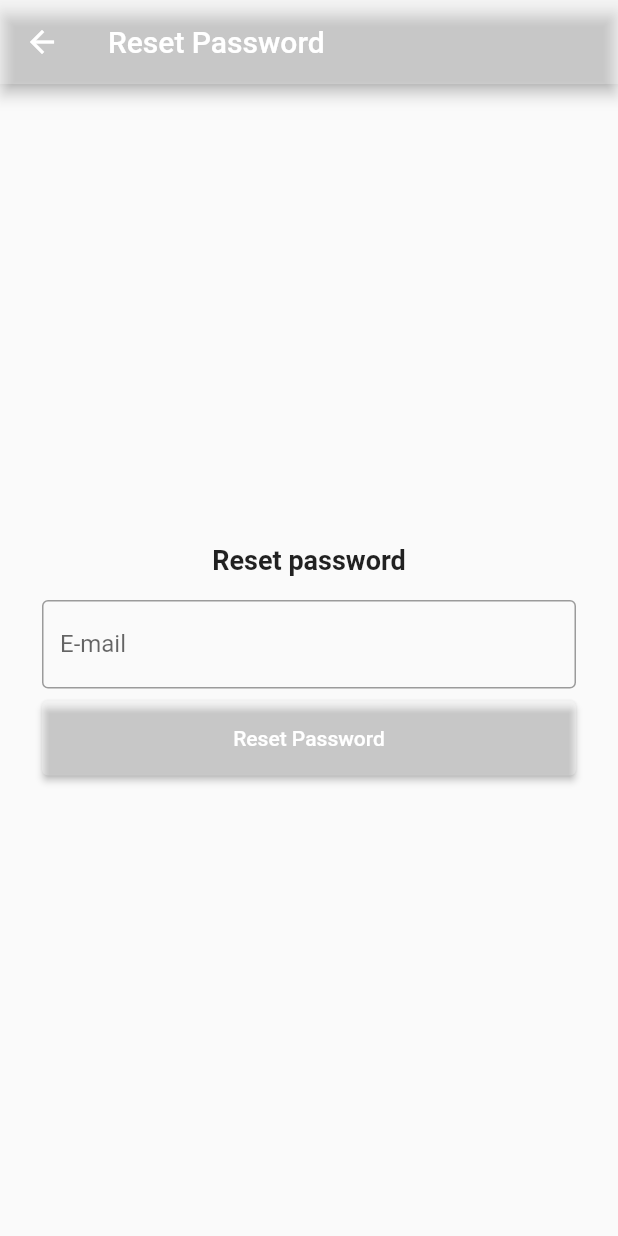
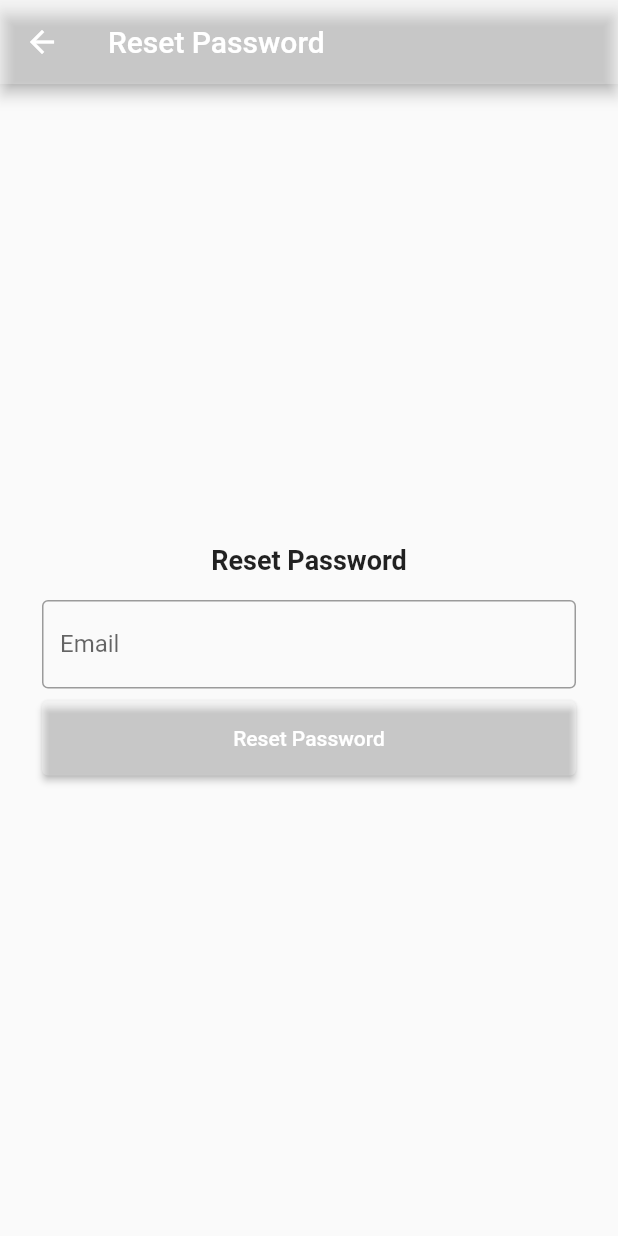
Before and after one commit to AlexandraDamaschin/SkipToTheFuture-Frontend, a Flutter app: the screen it shows after launch, after a tap on "Reset Password", on a phone screen of 412 x 824 dp. Run offline on Flutter 3.47's test engine with Material 2 defaults, Android fonts, the phone set to English and light mode, and no system bars; our stand-ins replace parse_server_sdk_flutter; network calls fail.

Commit message:
Internationalizing app (#17)
* Add translations

* Add translations in all app

```diff
--- a/lib/login/login.dart
+++ b/lib/login/login.dart
@@ -4,6 +4,7 @@ import 'package:parse_server_sdk_flutter/parse_server_sdk.dart';
 import 'package:skip_to_the_future_app/projects/projects.dart';
 import 'package:skip_to_the_future_app/register/register.dart';
 import 'package:skip_to_the_future_app/login/reset_password.dart';
+import 'package:skip_to_the_future_app/translations/localizations.dart';
 import '../common/message.dart';
 
 class LoginPage extends StatefulWidget {
@@ -21,17 +22,20 @@ class _LoginPageState extends State<LoginPage> {
     return Scaffold(
         appBar: AppBar(
           backgroundColor: Colors.white24,
-          title: const Text('Volunteer with us'),
+          title:
+              Text(AppLocalizations.of(context).translate('volunteer_with_us')),
         ),
         body: LayoutBuilder(builder: (context, constrains) {
           return Center(
               child: SingleChildScrollView(
-              padding: const EdgeInsets.all(8),
+                  padding: EdgeInsets.all(8),
                   child: Column(
                     crossAxisAlignment: CrossAxisAlignment.stretch,
                     children: [
                       Center(
-                    child: const Text('Volunteer with us',
+                        child: Text(
+                            AppLocalizations.of(context)
+                                .translate('volunteer_with_us'),
                             style: TextStyle(
                                 fontSize: 18, fontWeight: FontWeight.bold)),
                       ),
@@ -51,7 +55,8 @@ class _LoginPageState extends State<LoginPage> {
                           decoration: InputDecoration(
                               border: OutlineInputBorder(
                                   borderSide: BorderSide(color: Colors.black)),
-                          labelText: 'Username'),
+                              labelText: AppLocalizations.of(context)
+                                  .translate('username')),
                         ),
                       ),
                       SizedBox(
@@ -71,7 +76,8 @@ class _LoginPageState extends State<LoginPage> {
                           decoration: InputDecoration(
                               border: OutlineInputBorder(
                                   borderSide: BorderSide(color: Colors.black)),
-                          labelText: 'Password'),
+                              labelText: AppLocalizations.of(context)
+                                  .translate('password')),
                         ),
                       ),
                       SizedBox(
@@ -86,7 +92,8 @@ class _LoginPageState extends State<LoginPage> {
                           style: ElevatedButton.styleFrom(
                             primary: Colors.white24,
                           ),
-                      child: const Text('Login'),
+                          child: Text(
+                              AppLocalizations.of(context).translate('login')),
                           onPressed: isLoggedIn ? null : () => doUserLogin(),
                         ),
                       ),
@@ -102,7 +109,8 @@ class _LoginPageState extends State<LoginPage> {
                           style: ElevatedButton.styleFrom(
                             primary: Colors.white24,
                           ),
-                      child: const Text('Sign Up'),
+                          child: Text(AppLocalizations.of(context)
+                              .translate('sign_up')),
                           onPressed: () => navigateToSignUp(),
                         ),
                       ),
@@ -118,14 +126,12 @@ class _LoginPageState extends State<LoginPage> {
                             style: ElevatedButton.styleFrom(
                               primary: Colors.white24,
                             ),
-                      child: const Text('Reset Password'),
+                            child: Text(AppLocalizations.of(context)
+                                .translate('reset_password')),
                             onPressed: () => navigateToResetPassword(),
-                    ),
-                  )
+                          ))
                     ],
-              ),
-            ),
-          );
+                  )));
         }));
   }
 
--- a/lib/login/reset_password.dart
+++ b/lib/login/reset_password.dart
@@ -1,6 +1,7 @@
 import 'package:flutter/cupertino.dart';
 import 'package:flutter/material.dart';
 import 'package:parse_server_sdk_flutter/parse_server_sdk.dart';
+import 'package:skip_to_the_future_app/translations/localizations.dart';
 
 import '../common/message.dart';
 
@@ -17,7 +18,7 @@ class _ResetPasswordPageState extends State<ResetPasswordPage> {
     return Scaffold(
         appBar: AppBar(
           backgroundColor: Colors.white24,
-          title: Text('Reset Password'),
+          title: Text(AppLocalizations.of(context).translate('reset_password')),
         ),
         body: LayoutBuilder(builder: (context, constrains) {
           return Center(
@@ -26,14 +27,15 @@ class _ResetPasswordPageState extends State<ResetPasswordPage> {
             child: Column(
               crossAxisAlignment: CrossAxisAlignment.stretch,
               children: [
-                  Center(
-                    child: const Text('Reset password',
-                        style: TextStyle(
-                            fontSize: 18, fontWeight: FontWeight.bold)),
-                  ),
-                  SizedBox(
-                    height: (constrains.maxWidth < 700) ? 16 : 48,
-                  ),
+                Center(
+                  child: Text(
+                      AppLocalizations.of(context).translate('reset_password'),
+                      style:
+                          TextStyle(fontSize: 18, fontWeight: FontWeight.bold)),
+                ),
+                SizedBox(
+                  height: (constrains.maxWidth < 700) ? 16 : 48,
+                ),
                 Container(
                   margin: (constrains.maxWidth < 700)
                       ? EdgeInsets.only(right: 20, left: 20)
@@ -46,7 +48,8 @@ class _ResetPasswordPageState extends State<ResetPasswordPage> {
                     decoration: InputDecoration(
                         border: OutlineInputBorder(
                             borderSide: BorderSide(color: Colors.black)),
-                        labelText: 'E-mail'),
+                        labelText:
+                            AppLocalizations.of(context).translate('email')),
                   ),
                 ),
                 SizedBox(
@@ -61,7 +64,8 @@ class _ResetPasswordPageState extends State<ResetPasswordPage> {
                     style: ElevatedButton.styleFrom(
                       primary: Colors.white24,
                     ),
-                    child: const Text('Reset Password'),
+                    child: Text(AppLocalizations.of(context)
+                        .translate('reset_password')),
                     onPressed: () => doUserResetPassword(),
                   ),
                 )
@@ -77,7 +81,8 @@ class _ResetPasswordPageState extends State<ResetPasswordPage> {
     if (parseResponse.success) {
       Message.showSuccess(
           context: context,
-          message: 'Password reset instructions have been sent to email!',
+          message: AppLocalizations.of(context)
+              .translate('password_reset_instructions'),
           onPressed: () {
             Navigator.of(context).pop();
           });
--- a/lib/main.dart
+++ b/lib/main.dart
@@ -1,8 +1,10 @@
 import 'package:flutter/material.dart';
+import 'package:flutter_localizations/flutter_localizations.dart';
 import 'package:parse_server_sdk_flutter/parse_server_sdk.dart';
 import 'package:skip_to_the_future_app/login/login.dart';
 import 'common/constants.dart';
 import 'projects/projects.dart';
+import 'translations/localizations.dart';
 
 void main() async {
   WidgetsFlutterBinding.ensureInitialized();
@@ -10,7 +12,7 @@ void main() async {
   await Parse().initialize(kParseApplicationId, kParseApiUrl,
       clientKey: kParseClientKey);
 
-  runApp(MaterialApp(title: 'SignUp', home: MyApp()));
+  runApp(MaterialApp(title: 'Sign Up', home: MyApp()));
 }
 
 class MyApp extends StatelessWidget {
@@ -19,13 +21,11 @@ class MyApp extends StatelessWidget {
     if (currentUser == null) {
       return false;
     }
-    //Checks whether the user's session token is valid
     final ParseResponse parseResponse =
         await ParseUser.getCurrentUserFromServer(
             currentUser.get<String>('sessionToken'));
 
     if (!parseResponse.success) {
-      //Invalid session. Logout
       await currentUser.logout();
       return false;
     } else {
@@ -36,7 +36,16 @@ class MyApp extends StatelessWidget {
   @override
   Widget build(BuildContext context) {
     return MaterialApp(
-      title: 'Volunteer with us',
+      title: 'Volunteer with us!',
+      supportedLocales: [
+        Locale('en', 'US'),
+        Locale('ro', ''),
+      ],
+      localizationsDelegates: [
+        AppLocalizations.delegate,
+        GlobalMaterialLocalizations.delegate,
+        GlobalWidgetsLocalizations.delegate,
+      ],
       home: FutureBuilder<bool>(
           future: hasUserLogged(),
           builder: (context, snapshot) {
--- a/lib/projects/projects.dart
+++ b/lib/projects/projects.dart
@@ -2,6 +2,7 @@ import 'package:flutter/material.dart';
 import 'package:parse_server_sdk_flutter/parse_server_sdk.dart';
 import 'package:skip_to_the_future_app/projects/project_details.dart';
 import 'package:skip_to_the_future_app/projects/project_model.dart';
+import 'package:skip_to_the_future_app/translations/localizations.dart';
 import 'package:skip_to_the_future_app/user/user_info.dart';
 
 class ProjectsPage extends StatefulWidget {
@@ -85,7 +86,7 @@ class _ProjectsPageState extends State<ProjectsPage> {
             default:
               if (snapshot.hasError) {
                 return Center(
-                  child: Text("Error..."),
+                  child: Text(AppLocalizations.of(context).translate('error')),
                 );
               } else {
                 return Container(
@@ -144,7 +145,7 @@ class _ProjectsPageState extends State<ProjectsPage> {
     final topAppBar = AppBar(
         elevation: 0.1,
         backgroundColor: Color.fromRGBO(58, 66, 86, 1.0),
-        title: Text("Projects"));
+        title: Text(AppLocalizations.of(context).translate('projects')));
 
     return Scaffold(
       backgroundColor: Color.fromRGBO(58, 66, 86, 1.0),
--- /dev/null
+++ b/lib/translations/localizations.dart
@@ -0,0 +1,55 @@
+import 'dart:convert';
+import 'dart:ui';
+import 'package:flutter/cupertino.dart';
+import 'package:flutter/services.dart';
+
+class AppLocalizations {
+  final Locale locale;
+
+  AppLocalizations(this.locale);
+
+  static AppLocalizations of(BuildContext context) {
+    return Localizations.of<AppLocalizations>(context, AppLocalizations);
+  }
+
+  static const LocalizationsDelegate<AppLocalizations> delegate =
+      _AppLocalizationsDelegate();
+
+  Map<String, String> _localizedStrings;
+
+  Future<bool> load() async {
+    String jsonString =
+        await rootBundle.loadString('i18n/${locale.languageCode}.json');
+    Map<String, dynamic> jsonMap = json.decode(jsonString);
+
+    _localizedStrings = jsonMap.map((key, value) {
+      return MapEntry(key, value.toString());
+    });
+
+    return true;
+  }
+
+  String translate(String key) {
+    return _localizedStrings[key];
+  }
+}
+
+class _AppLocalizationsDelegate
+    extends LocalizationsDelegate<AppLocalizations> {
+  const _AppLocalizationsDelegate();
+
+  @override
+  bool isSupported(Locale locale) {
+    return ['en', 'ro'].contains(locale.languageCode);
+  }
+
+  @override
+  Future<AppLocalizations> load(Locale locale) async {
+    AppLocalizations localizations = new AppLocalizations(locale);
+    await localizations.load();
+    return localizations;
+  }
+
+  @override
+  bool shouldReload(_AppLocalizationsDelegate old) => false;
+}
```
Also changed, not shown: i18n/en.json (added, +28 -0 lines), i18n/ro.json (added, +28 -0 lines), lib/projects/project_details.dart (+5 -3 lines), lib/register/register.dart (+16 -13 lines), lib/user/user_info.dart (+19 -10 lines), pubspec.yaml (+4 -40 lines), pubspec.lock. Lines whose indentation alone changed are shown as unchanged.
